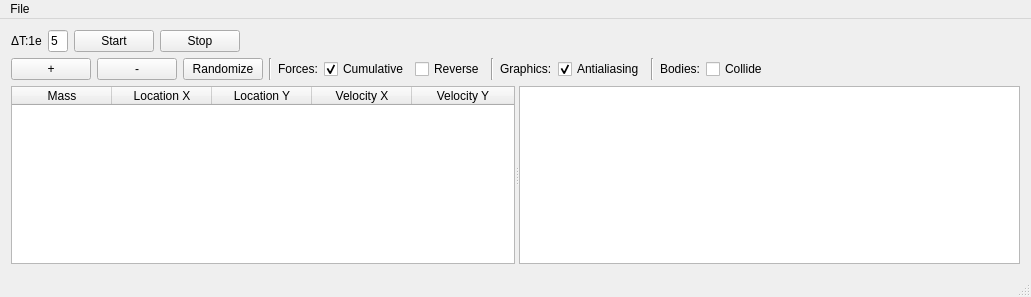
Old version of the form source/ObjectSelector/mainwindow.ui in the repository CDavantzis/GravitySimulator.
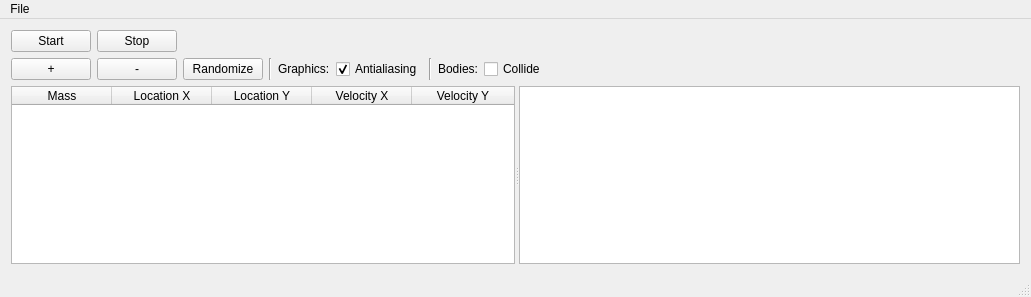
New version of the form. Custom widgets are drawn as their Qt base class.

What changed in the file:
```diff
--- a/source/ObjectSelector/mainwindow.ui
+++ b/source/ObjectSelector/mainwindow.ui
@@ -32,38 +32,6 @@
    <layout class="QVBoxLayout" name="verticalLayout">
     <item>
      <layout class="QHBoxLayout" name="horizontalLayout_4">
-      <item>
-       <widget class="QLabel" name="label">
-        <property name="text">
-         <string>ΔT:1e</string>
-        </property>
-       </widget>
-      </item>
-      <item>
-       <widget class="QLineEdit" name="lineEdit_dt">
-        <property name="sizePolicy">
-         <sizepolicy hsizetype="Fixed" vsizetype="Fixed">
-          <horstretch>0</horstretch>
-          <verstretch>0</verstretch>
-         </sizepolicy>
-        </property>
-        <property name="minimumSize">
-         <size>
-          <width>20</width>
-          <height>0</height>
-         </size>
-        </property>
-        <property name="maximumSize">
-         <size>
-          <width>20</width>
-          <height>16777215</height>
-         </size>
-        </property>
-        <property name="text">
-         <string>5</string>
-        </property>
-       </widget>
-      </item>
       <item>
        <widget class="QPushButton" name="pushButton_run">
         <property name="enabled">
@@ -140,37 +108,6 @@
         </property>
        </widget>
       </item>
-      <item>
-       <widget class="Line" name="line">
-        <property name="orientation">
-         <enum>Qt::Vertical</enum>
-        </property>
-       </widget>
-      </item>
-      <item>
-       <widget class="QLabel" name="label_2">
-        <property name="text">
-         <string>Forces:</string>
-        </property>
-       </widget>
-      </item>
-      <item>
-       <widget class="QCheckBox" name="checkBox_forceOption_cumulative">
-        <property name="text">
-         <string>Cumulative</string>
-        </property>
-        <property name="checked">
-         <bool>true</bool>
-        </property>
-       </widget>
-      </item>
-      <item>
-       <widget class="QCheckBox" name="checkBox_forceOption_reverse">
-        <property name="text">
-         <string>Reverse</string>
-        </property>
-       </widget>
-      </item>
       <item>
        <widget class="Line" name="line_2">
         <property name="orientation">
```
Left out of the diff: 9 changed lines with no effect on the pictures.
